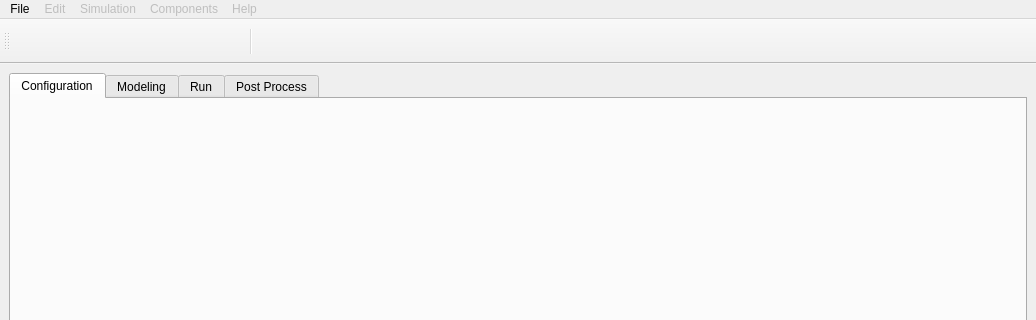
Before: the Qt Designer form ICESym-NEWGUI/windows/ICESymMainWindow.ui in jmarcelogimenez/icesym, drawn with Qt 5; both pictures show x 0 to 1036 and y 0 to 320 of the 1036 by 642 pixel window.
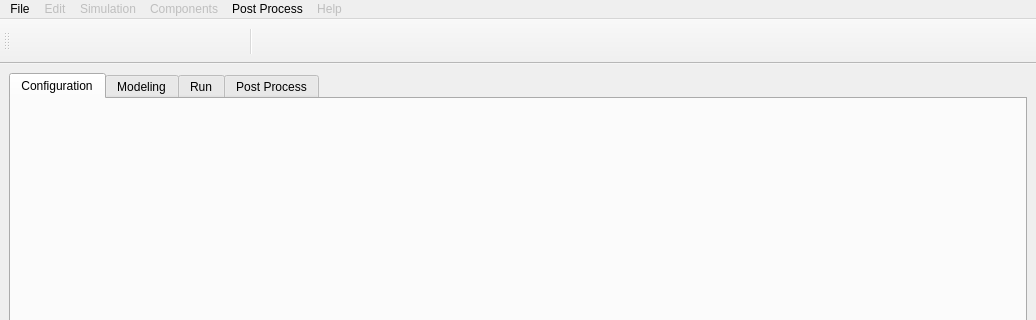
After: the same form once the commit is applied. Icons and pictures are not drawn.

```diff
--- a/ICESym-NEWGUI/windows/ICESymMainWindow.ui
+++ b/ICESym-NEWGUI/windows/ICESymMainWindow.ui
@@ -375,11 +375,12 @@
      <x>0</x>
      <y>0</y>
      <width>1036</width>
-     <height>20</height>
+     <height>23</height>
     </rect>
    </property>
    <property name="font">
     <font>
+     <family>Ubuntu</family>
      <pointsize>9</pointsize>
     </font>
    </property>
@@ -453,10 +454,20 @@
      <string>Help</string>
     </property>
    </widget>
+   <widget class="QMenu" name="menuPost_Process">
+    <property name="title">
+     <string>Post Process</string>
+    </property>
+    <addaction name="actionSave_Post_Process"/>
+    <addaction name="actionLoad_Post_Process"/>
+    <addaction name="separator"/>
+    <addaction name="actionDefault_Post_Process"/>
+   </widget>
    <addaction name="menuFile"/>
    <addaction name="menuEdit"/>
    <addaction name="menuSimulation"/>
    <addaction name="menuComponents"/>
+   <addaction name="menuPost_Process"/>
    <addaction name="menuHelp"/>
   </widget>
   <widget class="QToolBar" name="toolBar">
```
Left out of the diff: 51 changed lines with no effect on the pictures.
